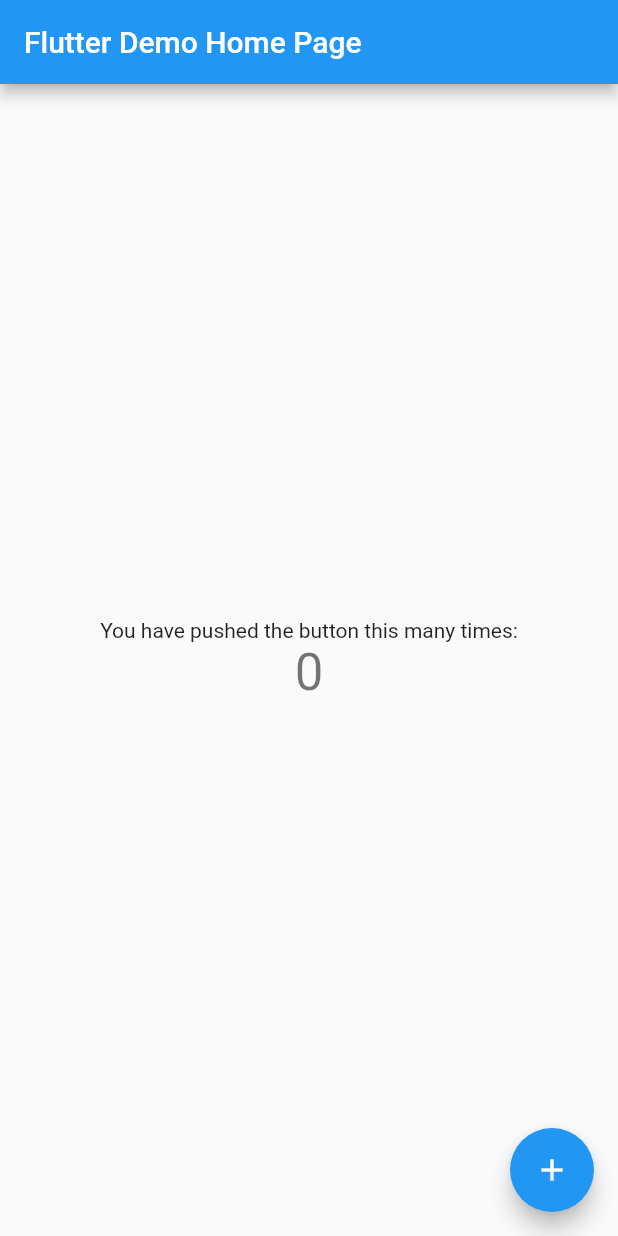
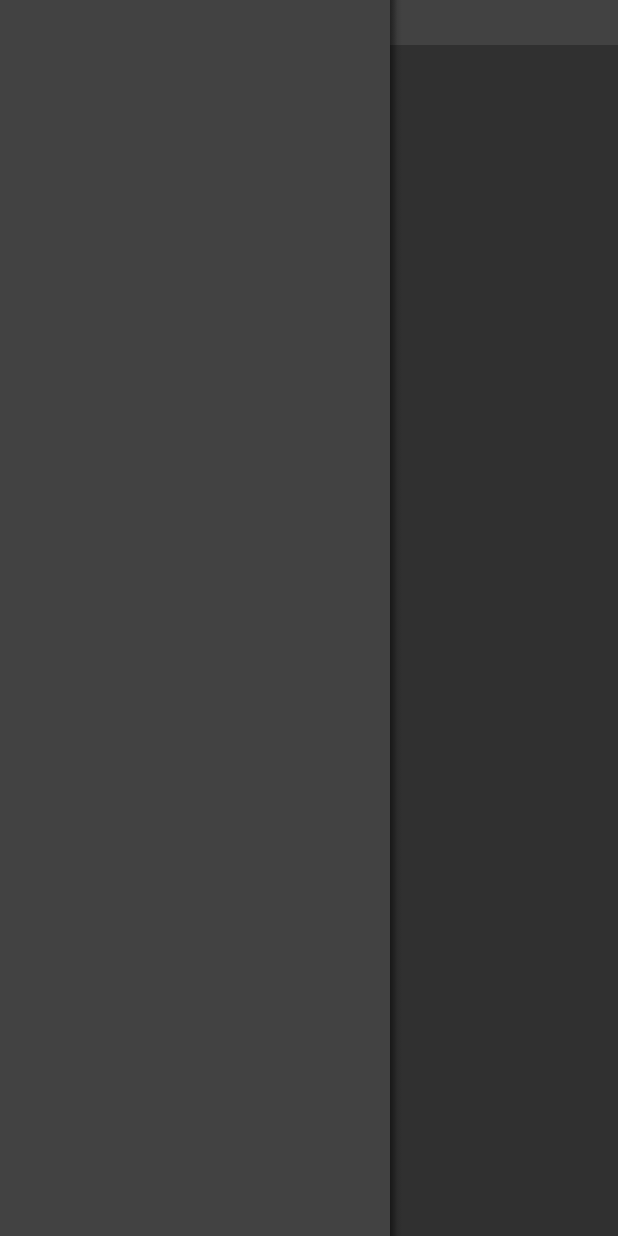
Before and after one commit to flame-engine/radiance, a Flutter app: the screen it shows after launch, on a phone screen of 412 x 824 dp. Run offline on Flutter 3.47's test engine with Material 2 defaults, Android fonts, the light colour scheme and no system bars.

Commit message:
main scaffolding

```diff
--- a/sandbox/lib/main.dart
+++ b/sandbox/lib/main.dart
@@ -1,115 +1,74 @@
 import 'package:flutter/material.dart';
 
 void main() {
-  runApp(const MyApp());
+  runApp(
+    MaterialApp(
+      title: 'Radiance sandbox',
+      theme: ThemeData.dark(),
+      home: const _MyScaffold(),
+    ),
+  );
 }
 
-class MyApp extends StatelessWidget {
-  const MyApp({Key? key}) : super(key: key);
+class _MyScaffold extends StatefulWidget {
+  const _MyScaffold({Key? key}) : super(key: key);
 
-  // This widget is the root of your application.
+  @override
+  State createState() => SandboxState();
+}
+
+class SandboxState extends State<_MyScaffold> {
   @override
   Widget build(BuildContext context) {
-    return MaterialApp(
-      title: 'Flutter Demo',
-      theme: ThemeData(
-        // This is the theme of your application.
-        //
-        // Try running your application with "flutter run". You'll see the
-        // application has a blue toolbar. Then, without quitting the app, try
-        // changing the primarySwatch below to Colors.green and then invoke
-        // "hot reload" (press "r" in the console where you ran "flutter run",
-        // or simply save your changes to "hot reload" in a Flutter IDE).
-        // Notice that the counter didn't reset back to zero; the application
-        // is not restarted.
-        primarySwatch: Colors.blue,
+    final bgColor = Theme.of(context).scaffoldBackgroundColor;
+    return Row(
+      children: [
+        Container(
+          decoration: BoxDecoration(
+            color: Theme.of(context).cardColor,
           ),
-      home: const MyHomePage(title: 'Flutter Demo Home Page'),
-    );
-  }
-}
-
-class MyHomePage extends StatefulWidget {
-  const MyHomePage({Key? key, required this.title}) : super(key: key);
-
-  // This widget is the home page of your application. It is stateful, meaning
-  // that it has a State object (defined below) that contains fields that affect
-  // how it looks.
-
-  // This class is the configuration for the state. It holds the values (in this
-  // case the title) provided by the parent (in this case the App widget) and
-  // used by the build method of the State. Fields in a Widget subclass are
-  // always marked "final".
-
-  final String title;
-
-  @override
-  State<MyHomePage> createState() => _MyHomePageState();
-}
-
-class _MyHomePageState extends State<MyHomePage> {
-  int _counter = 0;
-
-  void _incrementCounter() {
-    setState(() {
-      // This call to setState tells the Flutter framework that something has
-      // changed in this State, which causes it to rerun the build method below
-      // so that the display can reflect the updated values. If we changed
-      // _counter without calling setState(), then the build method would not be
-      // called again, and so nothing would appear to happen.
-      _counter++;
-    });
-  }
-
-  @override
-  Widget build(BuildContext context) {
-    // This method is rerun every time setState is called, for instance as done
-    // by the _incrementCounter method above.
-    //
-    // The Flutter framework has been optimized to make rerunning build methods
-    // fast, so that you can just rebuild anything that needs updating rather
-    // than having to individually change instances of widgets.
-    return Scaffold(
-      appBar: AppBar(
-        // Here we take the value from the MyHomePage object that was created by
-        // the App.build method, and use it to set our appbar title.
-        title: Text(widget.title),
+          constraints: const BoxConstraints.expand(width: 260),
         ),
-      body: Center(
-        // Center is a layout widget. It takes a single child and positions it
-        // in the middle of the parent.
-        child: Column(
-          // Column is also a layout widget. It takes a list of children and
-          // arranges them vertically. By default, it sizes itself to fit its
-          // children horizontally, and tries to be as tall as its parent.
-          //
-          // Invoke "debug painting" (press "p" in the console, choose the
-          // "Toggle Debug Paint" action from the Flutter Inspector in Android
-          // Studio, or the "Toggle Debug Paint" command in Visual Studio Code)
-          // to see the wireframe for each widget.
-          //
-          // Column has various properties to control how it sizes itself and
-          // how it positions its children. Here we use mainAxisAlignment to
-          // center the children vertically; the main axis here is the vertical
-          // axis because Columns are vertical (the cross axis would be
-          // horizontal).
-          mainAxisAlignment: MainAxisAlignment.center,
+        Expanded(
+          child: Stack(
             children: <Widget>[
-            const Text(
-              'You have pushed the button this many times:',
+              Container(color: bgColor),
+              Column(
+                children: [
+                  Container(
+                    constraints: const BoxConstraints.expand(height: 30),
+                    color: Theme.of(context).cardColor,
                   ),
-            Text(
-              '$_counter',
-              style: Theme.of(context).textTheme.headline4,
+                  Expanded(
+                    child: Container(),
+                  ),
+                ],
+              ),
+              Row(
+                children: [
+                  Container(
+                    decoration: const BoxDecoration(
+                      gradient: LinearGradient(
+                        colors: <Color>[
+                          Color(0x80000000),
+                          Color(0x40000000),
+                          Color(0x1A000000),
+                          Color(0x00000000),
+                        ],
+                        stops: [0, 0.4, 0.6, 1.0],
+                      ),
+                    ),
+                    constraints: const BoxConstraints.expand(width: 8),
+                  ),
+                  Expanded(
+                    child: Container(),
+                  ),
+                ],
               ),
             ],
           ),
         ),
-      floatingActionButton: FloatingActionButton(
-        onPressed: _incrementCounter,
-        tooltip: 'Increment',
-        child: const Icon(Icons.add),
-      ), // This trailing comma makes auto-formatting nicer for build methods.
+      ],
     );
   }
 }
```
Lines whose indentation alone changed are shown as unchanged.
